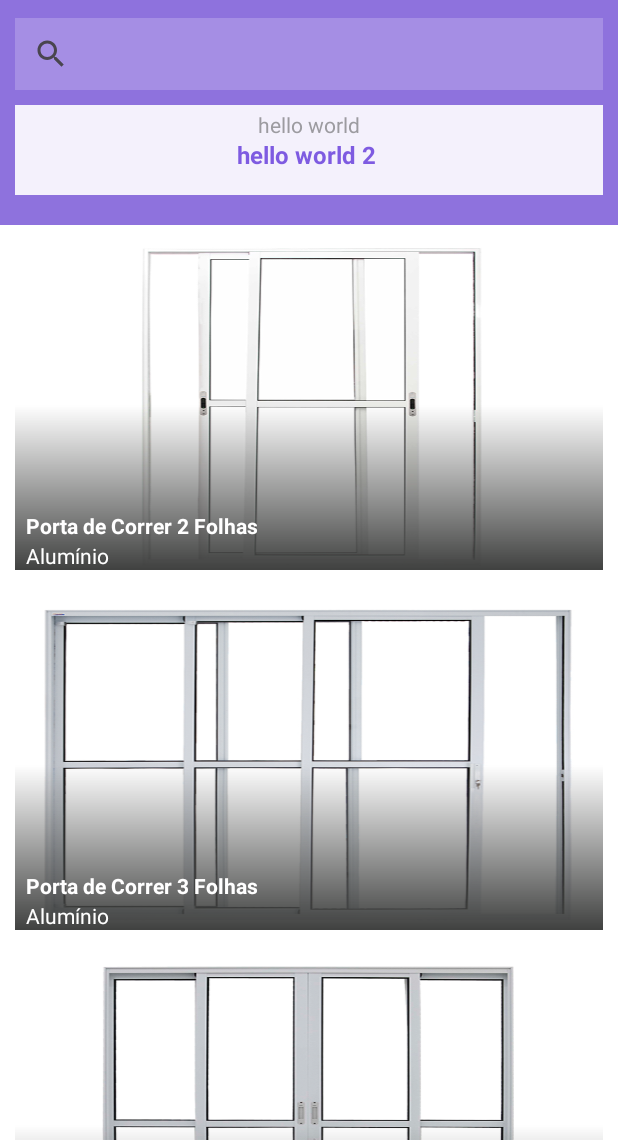
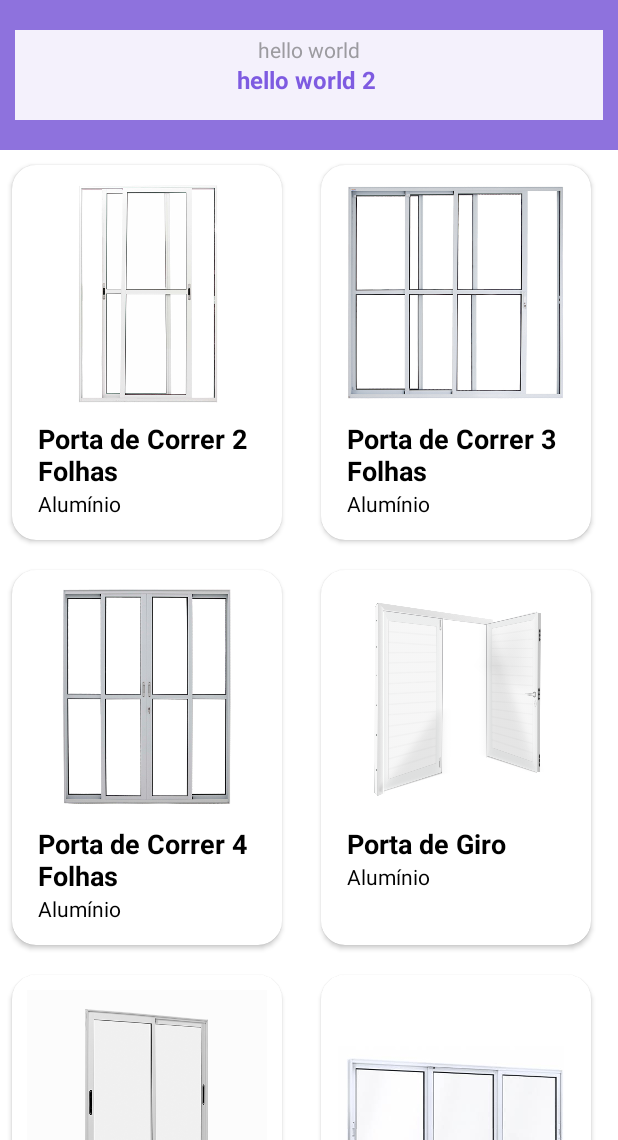
Before and after one commit to aladinjunior/framepro, an Android app: the fragment FramesFragment placed in its activity, on a phone screen of 412 x 824 dp, the part 96-1236 px from its top. Run offline under Robolectric (Android 15) with nearby library versions, the phone set to English and light mode, and no system bars; our stand-ins replace Room's generated code; 3 statements that could not run were skipped.

Commit message:
finalized app ui

```diff
--- a/FramePro/app/src/main/java/com/aladin/framepro/adapters/FramesAdapter.kt
+++ b/FramePro/app/src/main/java/com/aladin/framepro/adapters/FramesAdapter.kt
@@ -1,14 +1,11 @@
 package com.aladin.framepro.adapters
 
-import android.graphics.drawable.LayerDrawable
+import android.annotation.SuppressLint
 import android.view.LayoutInflater
 import android.view.ViewGroup
-import androidx.core.content.ContextCompat
 import androidx.recyclerview.widget.RecyclerView
-import com.aladin.framepro.R
 import com.aladin.framepro.data.models.Frame
 import com.aladin.framepro.databinding.FramesListItemBinding
-import com.aladin.framepro.extensions.setShadowLayer
 
 class FramesAdapter(private val onFrameClick: (name: String) -> Unit) : RecyclerView.Adapter<FramesAdapter.FramesViewHolder>() {
 
@@ -16,6 +13,7 @@ class FramesAdapter(private val onFrameClick: (name: String) -> Unit) : Recycler
     private val listOfFrames: MutableList<Frame> = mutableListOf()
 
 
+    @SuppressLint("NotifyDataSetChanged")
     fun setList(newList: List<Frame>){
         listOfFrames.clear()
         listOfFrames.addAll(newList)
@@ -41,11 +39,9 @@ class FramesAdapter(private val onFrameClick: (name: String) -> Unit) : Recycler
                 frameTitle.text = frame.name
                 frameSubtitle.text = frame.subtitle
                 frameCover.setImageResource(frame.imgCover)
-                setShadowLayer(frame, frameCover)
-
 
                 itemView.setOnClickListener {
-                    onFrameClick(frame.name)
+                    onFrameClick.invoke(frame.name)
                 }
 
             }
--- a/FramePro/app/src/main/java/com/aladin/framepro/adapters/RegistersAdapter.kt
+++ b/FramePro/app/src/main/java/com/aladin/framepro/adapters/RegistersAdapter.kt
@@ -4,6 +4,7 @@ import android.annotation.SuppressLint
 import android.view.LayoutInflater
 import android.view.ViewGroup
 import androidx.recyclerview.widget.RecyclerView
+import com.aladin.framepro.R
 import com.aladin.framepro.data.models.Register
 import com.aladin.framepro.databinding.RegistersListItemBinding
 
@@ -11,6 +12,7 @@ class RegistersAdapter(private val onRegisterClick: (id: Long) -> Unit) : Recycl
 
 
     val listOfRegisters: MutableList<Register> = mutableListOf()
+
 
 
     @SuppressLint("NotifyDataSetChanged")
@@ -45,7 +47,7 @@ class RegistersAdapter(private val onRegisterClick: (id: Long) -> Unit) : Recycl
 
         fun bind(register: Register){
             with(binding){
-                id.text = register.id.toString()
+                image.setImageResource(R.drawable.avatar)
                 name.text = register.name
                 address.text = register.address
             }
--- a/FramePro/app/src/main/java/com/aladin/framepro/extensions/Extensions.kt
+++ b/FramePro/app/src/main/java/com/aladin/framepro/extensions/Extensions.kt
@@ -117,6 +117,7 @@ fun List<FrameDescriptionEntity>.toFrameDescription() : List<FrameDescription> {
     }
 }
 
+
 fun Fragment.showToast(message: String){
     Toast.makeText(
         requireContext(),
--- a/FramePro/app/src/main/java/com/aladin/framepro/ui/FramesFragment.kt
+++ b/FramePro/app/src/main/java/com/aladin/framepro/ui/FramesFragment.kt
@@ -12,7 +12,7 @@ import android.view.ViewGroup
 import androidx.fragment.app.Fragment
 import androidx.navigation.fragment.findNavController
 import androidx.navigation.fragment.navArgs
-import androidx.recyclerview.widget.LinearLayoutManager
+import androidx.recyclerview.widget.GridLayoutManager
 import com.aladin.framepro.R
 import com.aladin.framepro.adapters.FramesAdapter
 import com.aladin.framepro.databinding.FragmentFramesBinding
@@ -44,7 +44,7 @@ class FramesFragment : Fragment(R.layout.fragment_frames) {
         super.onViewCreated(view, savedInstanceState)
         val list = buildFrames()
 
-        binding.framesRv.layoutManager = LinearLayoutManager(requireContext())
+        binding.framesRv.layoutManager = GridLayoutManager(requireContext(), 2)
         binding.framesRv.adapter = adapter
         adapter.setList(list)
 
@@ -61,6 +61,7 @@ class FramesFragment : Fragment(R.layout.fragment_frames) {
     override fun onOptionsItemSelected(item: MenuItem): Boolean {
         return when (item.itemId) {
             R.id.check -> {
+
                 findNavController().popBackStack()
                 true
             }
--- a/FramePro/app/src/main/res/layout/fragment_frames.xml
+++ b/FramePro/app/src/main/res/layout/fragment_frames.xml
@@ -12,25 +12,14 @@
         android:background="@color/purple_background"
         android:orientation="vertical"
         android:layout_width="match_parent"
-        android:layout_height="150dp"/>
+        android:layout_height="100dp"/>
 
-    <SearchView
-        android:id="@+id/search_view"
-        android:layout_width="match_parent"
-        android:layout_height="wrap_content"
-        android:layout_marginTop="12dp"
-        android:layout_marginStart="10dp"
-        android:layout_marginEnd="10dp"
-        android:layout_marginBottom="10dp"
-        android:background="@drawable/search_view_background"
-        app:queryHint="@string/type_frame_name"
 
-        />
 
     <FrameLayout
         android:layout_width="match_parent"
         android:layout_height="wrap_content"
-        android:layout_below="@id/search_view">
+        android:layout_marginTop="20dp">
 
 
         <View
--- a/FramePro/app/src/main/res/layout/frames_list_item.xml
+++ b/FramePro/app/src/main/res/layout/frames_list_item.xml
@@ -1,10 +1,21 @@
 <?xml version="1.0" encoding="utf-8"?>
-<androidx.constraintlayout.widget.ConstraintLayout xmlns:android="http://schemas.android.com/apk/res/android"
+<androidx.cardview.widget.CardView xmlns:android="http://schemas.android.com/apk/res/android"
+    android:layout_width="180dp"
+    android:layout_height="250dp"
+    xmlns:app="http://schemas.android.com/apk/res-auto"
+    app:layout_constraintTop_toTopOf="parent"
+    app:layout_constraintStart_toStartOf="parent"
+    app:layout_constraintEnd_toEndOf="parent"
+    app:layout_constraintBottom_toBottomOf="parent"
+    app:cardCornerRadius="16dp"
+    android:elevation="6dp"
+    android:layout_marginStart="8dp"
+    android:layout_marginTop="10dp"
+    android:layout_marginBottom="10dp">
+
+        <RelativeLayout
             android:layout_width="match_parent"
-    android:layout_height="wrap_content"
-    xmlns:app="http://schemas.android.com/apk/res-auto"
-    android:background="@color/white"
-    >
+            android:layout_height="match_parent">
 
         <ImageView
             android:id="@+id/frame_cover"
@@ -13,9 +24,9 @@
             android:layout_marginEnd="10dp"
             android:layout_marginTop="10dp"
             android:layout_width="match_parent"
-        android:layout_height="0dp"
+            android:layout_height="150dp"
+            android:scaleType="fitXY"
             android:src="@drawable/pcorrer_2f"
-        android:scaleType="fitXY"
             app:layout_constraintBottom_toBottomOf="parent"
             app:layout_constraintDimensionRatio="16:9"
             app:layout_constraintTop_toTopOf="parent"
@@ -25,12 +36,11 @@
             android:id="@+id/frame_title"
             android:layout_width="match_parent"
             android:layout_height="wrap_content"
-        app:layout_constraintBottom_toBottomOf="parent"
-        app:layout_constraintStart_toStartOf="parent"
             android:layout_marginStart="17dp"
-        android:layout_marginBottom="30dp"
+            android:textSize="18sp"
+            android:layout_below="@id/frame_cover"
             android:textStyle="bold"
-        android:textColor="@color/white"
+            android:textColor="@color/black"
             android:text="Hello, World!"/>
 
         <TextView
@@ -39,11 +49,16 @@
             android:layout_height="wrap_content"
             app:layout_constraintStart_toStartOf="parent"
             app:layout_constraintBottom_toBottomOf="parent"
+            android:layout_below="@id/frame_title"
+            android:textSize="14sp"
             android:layout_marginStart="17dp"
             android:layout_marginBottom="10dp"
-        android:textColor="@color/white"
+            android:textColor="@color/black"
             android:text="Hello, World!"/>
+
+        </RelativeLayout>
 
 
 
-</androidx.constraintlayout.widget.ConstraintLayout>
+
+</androidx.cardview.widget.CardView>
--- a/FramePro/app/src/main/res/navigation/main_navigation.xml
+++ b/FramePro/app/src/main/res/navigation/main_navigation.xml
@@ -11,11 +11,13 @@
         tools:layout="@layout/fragment_register">
         <action
             android:id="@+id/action_register_to_frames"
-            app:destination="@id/frames" />
+            app:destination="@id/frames"
+            app:enterAnim="@anim/nav_default_enter_anim" />
 
         <action
             android:id="@+id/action_register_to_results"
-            app:destination="@id/results" />
+            app:destination="@id/results"
+            app:enterAnim="@anim/nav_default_pop_enter_anim" />
     </fragment>
 
     <fragment
--- a/FramePro/app/src/main/res/values/strings.xml
+++ b/FramePro/app/src/main/res/values/strings.xml
@@ -26,4 +26,5 @@
     <string name="height">Altura</string>
     <string name="saved_successfully">Salvo com sucesso.</string>
     <string name="check">Confirma</string>
+    <string name="result">Resultado</string>
 </resources>
```
Also changed, not shown: FramePro/app/src/main/res/layout/fragment_results.xml (+9 -15 lines), FramePro/app/src/main/res/layout/registers_list_item.xml (+13 -27 lines), FramePro/app/src/main/res/drawable/avatar.jpg (added). Lines whose indentation alone changed are shown as unchanged.
